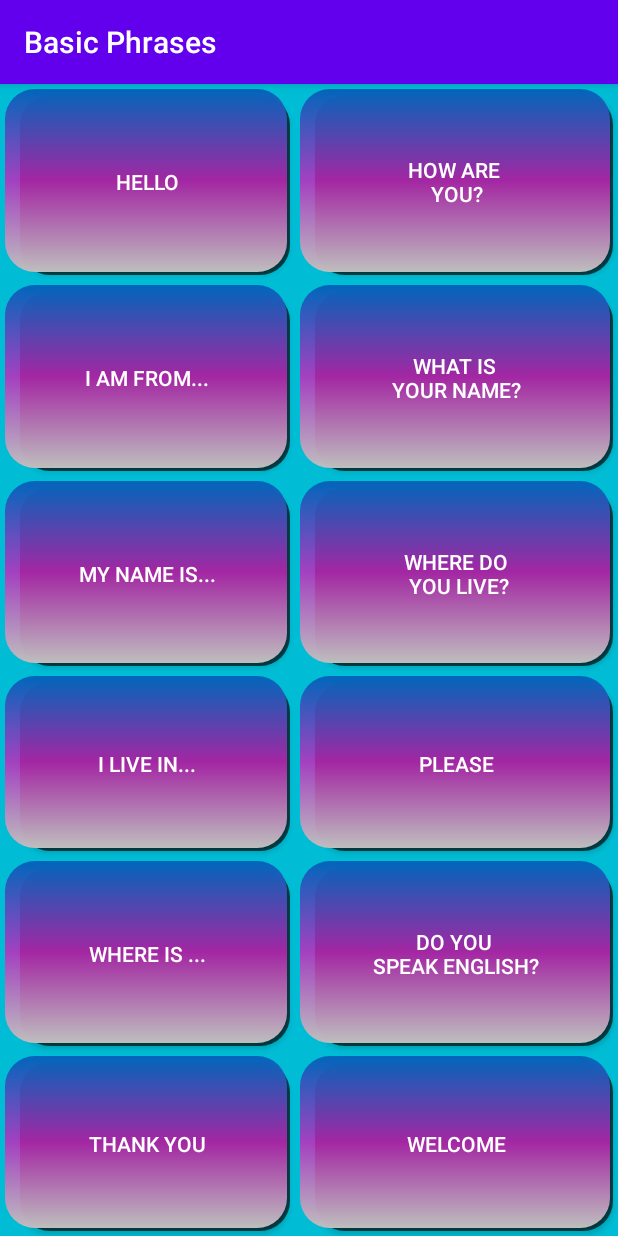
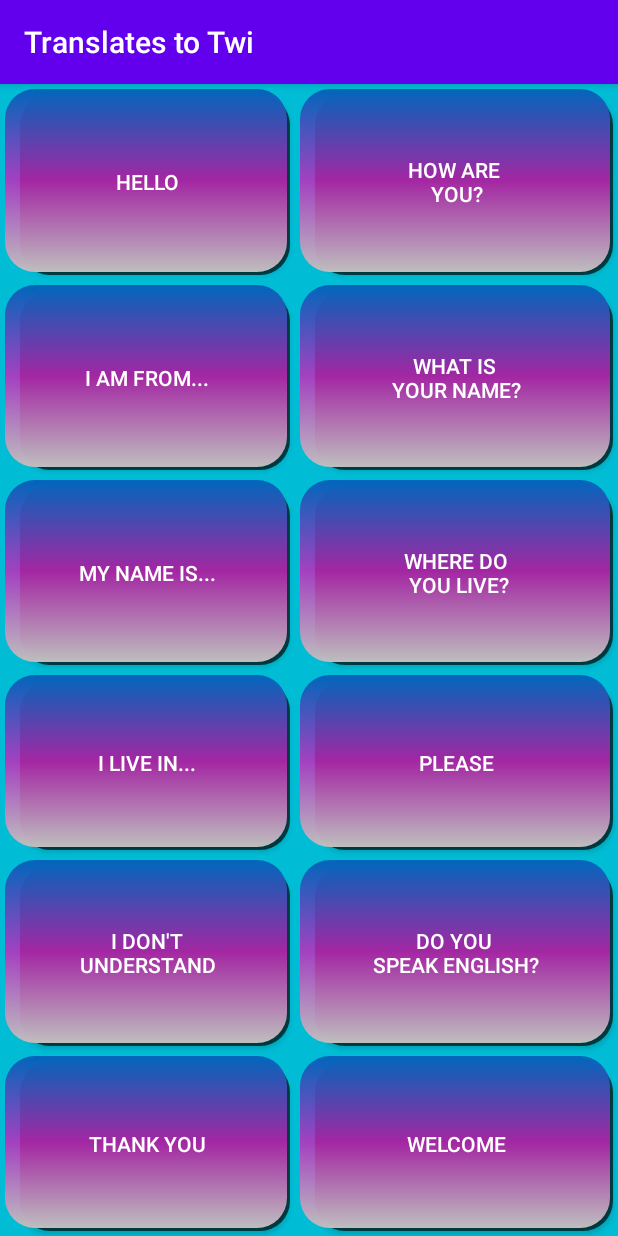
Before and after one commit to raphaelerbynn/Basic-Phrases-Android-App, an Android app: the Twi screen opened directly, with no data from a screen before it, after a tap on "HELLO", on a phone screen of 412 x 824 dp. Run offline under Robolectric (Android 15) with nearby library versions, the phone set to English and light mode, and no system bars.

Commit message:
corrupted file fixed(ilivein.mp3)

```diff
--- a/app/src/main/java/com/mountain/basicphrases/About.java
+++ b/app/src/main/java/com/mountain/basicphrases/About.java
@@ -1,6 +1,7 @@
 package com.mountain.basicphrases;
 
 import androidx.appcompat.app.AppCompatActivity;
+
 import android.os.Bundle;
 
 public class About extends AppCompatActivity {
--- a/app/src/main/java/com/mountain/basicphrases/French.java
+++ b/app/src/main/java/com/mountain/basicphrases/French.java
@@ -12,6 +12,7 @@ import android.widget.Toast;
 public class French extends AppCompatActivity {
 
     LanguageTemplate languageTemplate;
+
 
     public void buttonTapped(View view){
 
@@ -57,6 +58,7 @@ public class French extends AppCompatActivity {
 
         LanguageTemplate.mContext = this;
 
+
     }
 
 
--- a/app/src/main/java/com/mountain/basicphrases/Twi.java
+++ b/app/src/main/java/com/mountain/basicphrases/Twi.java
@@ -12,31 +12,31 @@ public class Twi extends AppCompatActivity {
 
     public void buttonTapped(View view){
 
-        LanguageTemplate.hello = "Bonjour";
-        LanguageTemplate.howareyou = "Comment vas-tu?";
-        LanguageTemplate.iamfrom = "Je suis de...";
-        LanguageTemplate.whatsyourname = "Quel est votre nom?";
-        LanguageTemplate.mynameis = "Mon nom est ...";
-        LanguageTemplate.ilivein = "J'habite à ...";
-        LanguageTemplate.please = "S'il vous plaît";
-        LanguageTemplate.yourewelcome = "Bienvenue";
-        LanguageTemplate.wheredoyoulive = "Où habites-tu?";
-        LanguageTemplate.whereis =  "Où est ... ";
-        LanguageTemplate.doyouspakenglissh = "Parlez vous anglais?";
-        LanguageTemplate.thankyou = "Je vous remercie";
+        LanguageTemplate.hello = "Agoo";
+        LanguageTemplate.howareyou = "ɛte sɛn?";
+        LanguageTemplate.iamfrom = "Me firi ...";
+        LanguageTemplate.whatsyourname = "Yɛferɛ wo sɛn?";
+        LanguageTemplate.mynameis = "Yɛferɛ me ...";
+        LanguageTemplate.ilivein = "Mi tii ...";
+        LanguageTemplate.please = "Mepa wo kyɛw";
+        LanguageTemplate.yourewelcome = "Akwaaba";
+        LanguageTemplate.wheredoyoulive = "Wo ti hinfa?";
+        LanguageTemplate.whereis =  "Mente aseɛ";
+        LanguageTemplate.doyouspakenglissh = "Woka borɔfo kasa?";
+        LanguageTemplate.thankyou = "Meda wo ase pii";
 
-        LanguageTemplate.helloS = R.raw.hello;
-        LanguageTemplate.howareyouS = R.raw.howareyou;
-        LanguageTemplate.iamfromS = R.raw.iamfrom;
-        LanguageTemplate.whatsyournameS = R.raw.whatsyourname;
-        LanguageTemplate.mynameisS = R.raw.mynameis;
-        LanguageTemplate.iliveinS = R.raw.ilivein;
-        LanguageTemplate.pleaseS = R.raw.please;
-        LanguageTemplate.yourewelcomeS = R.raw.yourewelcome;
-        LanguageTemplate.wheredoyouliveS = R.raw.wheredoyoulive;
-        LanguageTemplate.whereisS =  R.raw.whereis;
-        LanguageTemplate.doyouspakenglisshS = R.raw.doyouspakenglissh;
-        LanguageTemplate.thankyouS = R.raw.thankyou;
+        LanguageTemplate.helloS = R.raw.hello_twi;
+        LanguageTemplate.howareyouS = R.raw.howareyou_twi;
+        LanguageTemplate.iamfromS = R.raw.iamfrom_twi;
+        LanguageTemplate.whatsyournameS = R.raw.whatsyourname_twi;
+        LanguageTemplate.mynameisS = R.raw.mynameis_twi;
+        LanguageTemplate.iliveinS = R.raw.ilivein_twi;
+        LanguageTemplate.pleaseS = R.raw.please_twi;
+        LanguageTemplate.yourewelcomeS = R.raw.welcome_twi;
+        LanguageTemplate.wheredoyouliveS = R.raw.wheredoyoulive_twi;
+        LanguageTemplate.whereisS =  R.raw.idontunderstand_twi;
+        LanguageTemplate.doyouspakenglisshS = R.raw.doyouspeakenglish_twi;
+        LanguageTemplate.thankyouS = R.raw.thankyou_twi;
 
         languageTemplate.tapped(view);
 
--- a/app/src/main/res/layout/activity_mylist.xml
+++ b/app/src/main/res/layout/activity_mylist.xml
@@ -14,7 +14,9 @@
         android:id="@+id/langIcon"
         android:layout_width="80dp"
         android:layout_height="90dp"
-        android:padding="10dp"
+        android:paddingLeft="10dp"
+        android:paddingTop="10dp"
+        android:paddingBottom="10dp"
         app:srcCompat="@drawable/chinese" />
 
     <LinearLayout
--- a/app/src/main/res/layout/activity_twi.xml
+++ b/app/src/main/res/layout/activity_twi.xml
@@ -151,7 +151,7 @@
             android:layout_margin="3dp"
             android:background="@drawable/gradient_normal"
             android:onClick="buttonTapped"
-            android:text="Where is ..."
+            android:text="I don't&#10;understand"
             android:textColor="#FFFFFF"
             android:textSize="14sp"
             app:layout_column="0"
--- a/app/src/main/res/menu/main_menu.xml
+++ b/app/src/main/res/menu/main_menu.xml
@@ -1,4 +1,9 @@
 <?xml version="1.0" encoding="utf-8"?>
 <menu xmlns:android="http://schemas.android.com/apk/res/android">
 
+    <item android:title="@string/help"
+        android:id="@+id/help"/>
+    <item android:title="@string/about"
+        android:id="@+id/about"/>
+
 </menu>
--- a/app/src/main/res/values/strings.xml
+++ b/app/src/main/res/values/strings.xml
@@ -1,3 +1,5 @@
 <resources>
     <string name="app_name">Basic Phrases</string>
+    <string name="help">Help</string>
+    <string name="about">About</string>
 </resources>
```
Also changed, not shown: app/src/main/AndroidManifest.xml (+29 -12 lines), app/src/main/java/com/mountain/basicphrases/Help.java (+7 -0 lines), app/src/main/java/com/mountain/basicphrases/MainActivity.java (+32 -0 lines), app/src/main/res/layout/activity_about.xml (+43 -3 lines), app/src/main/res/layout/activity_help2.xml (+29 -0 lines), 1 other file.
